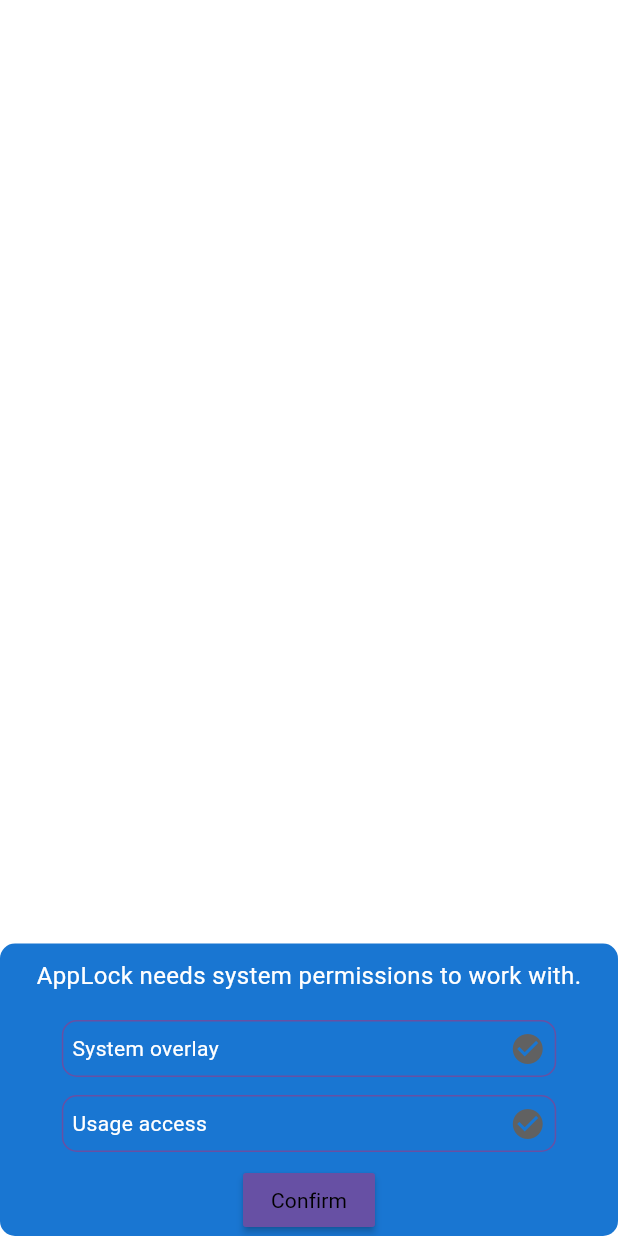
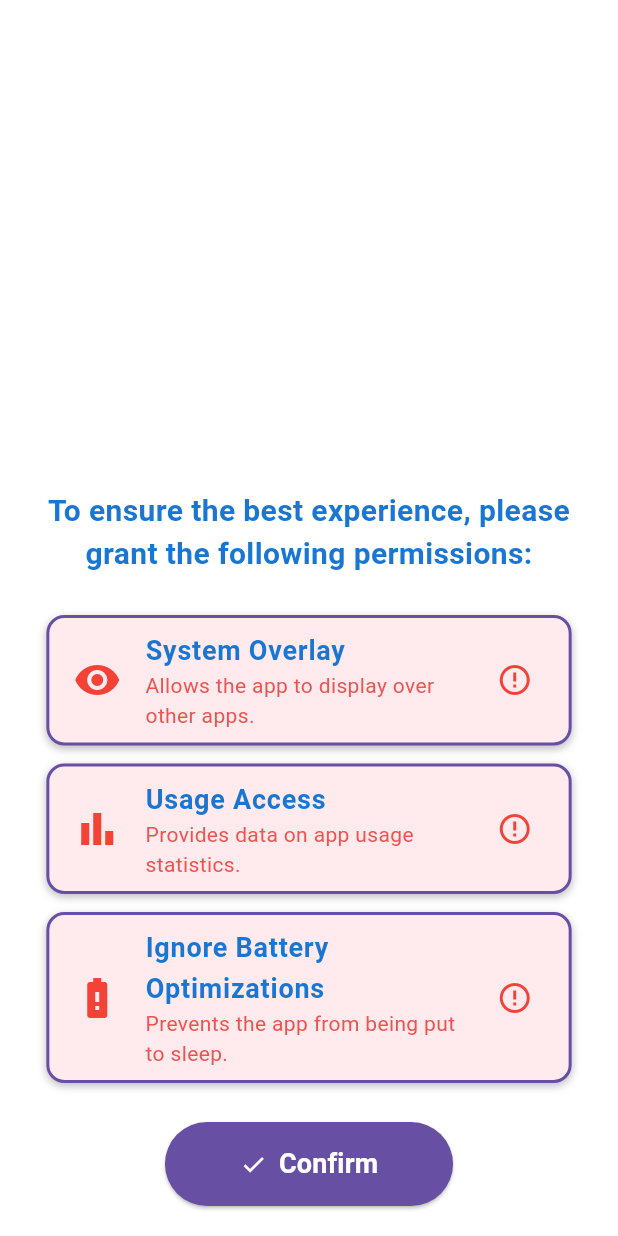
Before and after one commit to prayashjungkhadka2005/app-lock, a Flutter app: the AskPermissionBottomSheet screen opened directly, after a tap on "Confirm", on a phone screen of 412 x 824 dp. Run offline on Flutter 3.47's test engine with Material 3 defaults, Android fonts, the phone set to English and light mode, and no system bars; our stand-ins replace country_picker, email_validator, flutter_otp_text_field, flutter_svg, flutter_switch, fluttertoast and 4 more; missing offline and left inert: device_apps, usage_stats; accounts and stored records are empty; project files that could hold a hidden picture were left out.

Commit message:
improved the permissions dialog

```diff
--- a/lib/controllers/apps_controller.dart
+++ b/lib/controllers/apps_controller.dart
@@ -4,7 +4,7 @@
 import 'package:bbl_security/services/constants.dart';
 import 'package:device_apps/device_apps.dart';
 import 'package:flutter/material.dart';
-import 'package:fluttertoast/fluttertoast.dart'; // Allows showing toast messages for user feedback
+import 'package:fluttertoast/fluttertoast.dart';
 import 'package:get/get.dart';
 import 'package:shared_preferences/shared_preferences.dart';
 import '../models/bbl_model.dart';
@@ -16,17 +16,12 @@
   int? selectQuestion;
   TextEditingController typeAnswer = TextEditingController();
   TextEditingController checkAnswer = TextEditingController();
-  List<Application> unLockList =
-      []; // list of installed applications that are not locked
-  List<BBLDataModel> lockList = []; // list of locked applications
-  List<String> selectLockList =
-      []; //list of app names currently selected for locking
-  bool addToAppsLoading =
-      false; // Indicates if an app is being added to or removed from the lock list
+  List<Application> unLockList = [];
+  List<BBLDataModel> lockList = [];
+  List<String> selectLockList = [];
+  bool addToAppsLoading = false;
 
-  List<String> excludedApps = [
-    "com.android.settings"
-  ]; //Apps that are excluded from being unlocked
+  List<String> excludedApps = ["com.android.settings"];
 
   int appSearchUpdate = 1;
   int addRemoveToUnlockUpdate = 2;
@@ -48,13 +43,9 @@
     return prefs.getBool("Splash");
   }
 
-  getSplash() async {
+  Future<bool> getSplash() async {
     final prefs = await SharedPreferences.getInstance();
-    if ((prefs.getBool("Splash")) != null) {
-      return true;
-    } else {
-      return false;
-    }
+    return prefs.getBool("Splash") ?? false;
   }
 
   excludeApps() {
@@ -63,17 +54,21 @@
     }
   }
 
-  getAppsData() async {
+  Future<void> getAppsData() async {
+    try {
       unLockList = await DeviceApps.getInstalledApplications(
         includeAppIcons: true,
         includeSystemApps: true,
         onlyAppsWithLaunchIntent: true,
       );
       excludeApps();
+    } catch (e) {
+      log("Error fetching apps: $e", name: "getAppsData");
+    }
     update();
   }
 
-  addRemoveFromLockedApps(BBLData app) {
+  Future<void> addRemoveFromLockedApps(BBLData app) async {
     addToAppsLoading = true;
     update();
     try {
@@ -107,16 +102,18 @@
         }
       }
     } catch (e) {
-      log("-------$e", name: "addRemoveFromLockedAppsFromSearch");
+      log("Error in addRemoveFromLockedApps: $e",
+          name: "addRemoveFromLockedApps");
     }
     addToAppsLoading = false;
     update();
     displayLatestLockedApps();
   }
 
-  addToLockedApps(Application app, context) async {
+  Future<void> addToLockedApps(Application app, BuildContext context) async {
     addToAppsLoading = true;
     update([addRemoveToUnlockUpdate]);
+
     try {
       if (!selectLockList.contains(app.appName)) {
         if (lockList.length < 16) {
@@ -138,8 +135,6 @@
               ),
             ),
           );
-          log("ADD: $selectLockList",
-              name: "addToLockedApps"); // Ensure this line is executed
           Get.find<MethodChannelController>().addToLockedAppsMethod();
         } else {
           Fluttertoast.showToast(
@@ -147,68 +142,69 @@
         }
       }
     } catch (e) {
-      log("-------$e", name: "addToLockedApps");
-    }
+      log("Error in addToLockedApps: $e", name: "addToLockedApps");
+    } finally {
       await prefs.setString(
           AppConstants.lockedApps, bblDataModelToJson(lockList));
       addToAppsLoading = false;
       update([addRemoveToUnlockUpdate]);
     }
+  }
 
-  removeFromLockedApps(Application app, context) async {
+  Future<void> removeFromLockedApps(
+      Application app, BuildContext context) async {
     addToAppsLoading = true;
     update([addRemoveToUnlockUpdate]);
+
     try {
       if (selectLockList.contains(app.appName)) {
         selectLockList.remove(app.appName);
         lockList.removeWhere((em) => em.application!.appName == app.appName);
-        log("REMOVE: $selectLockList",
-            name: "removeFromLockedApps"); // Ensure this line is executed
       }
     } catch (e) {
-      log("-------$e", name: "removeFromLockedApps");
-    }
+      log("Error in removeFromLockedApps: $e", name: "removeFromLockedApps");
+    } finally {
       await prefs.setString(
           AppConstants.lockedApps, bblDataModelToJson(lockList));
       addToAppsLoading = false;
       update([addRemoveToUnlockUpdate]);
-    displayLatestLockedApps(); // Display the updated locked apps list
+      displayLatestLockedApps();
+    }
   }
 
-  getLockedApps() {
+  Future<void> getLockedApps() async {
     try {
       lockList =
           bblDataModelFromJson(prefs.getString(AppConstants.lockedApps) ?? '');
       selectLockList.clear();
-      log('${lockList.length}', name: "STORED LIST");
       for (var e in lockList) {
         selectLockList.add(e.application!.appName);
       }
-      log('${lockList.length}-$selectLockList', name: "Locked Apps");
     } catch (e) {
-      log("-------$e", name: "getLockedApps");
+      log("Error in getLockedApps: $e", name: "getLockedApps");
     }
 
     update();
   }
 
   Uint8List getAppIcon(String appName) {
-    return (unLockList[unLockList.indexWhere((element) {
+    int index = unLockList.indexWhere((element) {
       return appName == element.appName;
-    })] as ApplicationWithIcon)
-        .icon;
+    });
+
+    if (index != -1 && unLockList[index] is ApplicationWithIcon) {
+      return (unLockList[index] as ApplicationWithIcon).icon;
+    } else {
+      return Uint8List(0);
+    }
   }
 
   void displayLatestLockedApps() {
-    // Function to log and potentially display the current locked apps list
     log("Latest Locked Apps: ${lockList.map((e) => e.application!.appName).toList()}",
         name: "displayLatestLockedApps");
 
-    // Optionally show a toast or update UI if needed
     Fluttertoast.showToast(
         msg: "Updated Locked Apps: ${lockList.length} apps",
         toastLength: Toast.LENGTH_SHORT);
-
-    // Additional logic to update any relevant UI or components
   }
 }
--- a/lib/home.dart
+++ b/lib/home.dart
@@ -5,7 +5,6 @@
 import 'package:bbl_security/widgets/permission_dialog.dart';
 import 'package:flutter/material.dart';
 import 'package:get/get.dart';
-import 'package:permission_handler/permission_handler.dart';
 
 class HomePage extends StatefulWidget {
   const HomePage({Key? key}) : super(key: key);
@@ -30,8 +29,8 @@
     WidgetsBinding.instance.addPostFrameCallback((timeStamp) async {
       await Get.find<AppsController>().getAppsData();
       await Get.find<AppsController>().getLockedApps();
-      await Get.find<PermissionController>()
-          .getPermission(Permission.ignoreBatteryOptimizations);
+
+      // Now, move the battery optimization permission request to the permission dialog instead of requesting it here.
       await getPermissions();
       Get.find<MethodChannelController>().addToLockedAppsMethod();
 
--- a/lib/main.dart
+++ b/lib/main.dart
@@ -1,3 +1,4 @@
+import 'package:bbl_security/AppsScreen.dart';
 import 'package:flutter/material.dart';
 import 'package:get/get.dart';
 import 'auth_screen.dart';
--- a/lib/widgets/permission_dialog.dart
+++ b/lib/widgets/permission_dialog.dart
@@ -1,12 +1,11 @@
 import 'package:flutter/material.dart';
 import 'package:fluttertoast/fluttertoast.dart';
 import 'package:get/state_manager.dart';
+import 'package:permission_handler/permission_handler.dart';
 import 'package:bbl_security/controllers/method_channel_controller.dart';
 
-import '../services/constants.dart';
-
-askPermissionBottomSheet(context) {
-  return showModalBottomSheet(
+void askPermissionBottomSheet(BuildContext context) {
+  showModalBottomSheet(
     barrierColor: Colors.black.withOpacity(0.8),
     context: context,
     isDismissible: false,
@@ -22,48 +21,88 @@
 class AskPermissionBottomSheet extends StatelessWidget {
   const AskPermissionBottomSheet({Key? key}) : super(key: key);
 
-  Widget permissionWidget(context, name, bool permission) {
+  Widget permissionWidget(BuildContext context, String name, bool permission,
+      IconData icon, String description, VoidCallback onTap) {
     return Padding(
       padding: const EdgeInsets.symmetric(
         vertical: 6,
         horizontal: 6,
       ),
+      child: GestureDetector(
+        onTap: permission ? null : onTap,
         child: Container(
-        width: MediaQuery.of(context).size.width * 0.8,
+          width: MediaQuery.of(context).size.width * 0.85,
           decoration: BoxDecoration(
-          borderRadius: BorderRadius.circular(10),
+            color: permission ? Colors.green[50] : Colors.red[50],
+            borderRadius: BorderRadius.circular(12),
             border: Border.all(
-            color: Theme.of(context).primaryColor,
+              color: permission ? Colors.green : Theme.of(context).primaryColor,
+              width: 2,
+            ),
+            boxShadow: [
+              BoxShadow(
+                color: Colors.black26,
+                offset: Offset(0, 2),
+                blurRadius: 4,
+              ),
+            ],
+          ),
+          child: ListTile(
+            leading: Icon(icon,
+                color: permission ? Colors.green : Colors.red, size: 32),
+            title: Text(
+              name,
+              style: TextStyle(
+                color: permission
+                    ? Colors.green[800]
+                    : Theme.of(context).primaryColorDark,
+                fontWeight: FontWeight.bold,
+                fontSize: 18,
               ),
             ),
-        child: Padding(
-          padding: const EdgeInsets.symmetric(
-            horizontal: 6,
-            vertical: 6,
-          ),
-          child: Row(
-            crossAxisAlignment: CrossAxisAlignment.center,
-            children: [
-              Text(
-                "$name",
+            subtitle: Text(
+              description,
               style: TextStyle(
-                  color: Colors.white,
-                  fontWeight: FontWeight.w400,
+                color: permission ? Colors.green[600] : Colors.red[400],
                 fontSize: 14,
               ),
             ),
-              const Spacer(),
-              Icon(
-                Icons.check_circle,
-                color: !permission
-                    ? Colors.grey[700]
-                    : Theme.of(context).primaryColor,
-              ),
-            ],
+            trailing: Icon(
+                permission ? Icons.check_circle : Icons.error_outline,
+                color: permission ? Colors.green : Colors.red,
+                size: 24),
           ),
         ),
       ),
     );
+  }
+
+  Future<void> checkPermissions(MethodChannelController state) async {
+    await state.checkOverlayPermission();
+    await state.checkUsageStatePermission();
+    await state.checkBatteryOptimizationPermission();
+  }
+
+  Future<void> confirmPermissions(
+      BuildContext context, MethodChannelController state) async {
+    await checkPermissions(state);
+
+    if (!state.isOverlayPermissionGiven ||
+        !state.isUsageStatPermissionGiven ||
+        !state.isBatteryOptimizationIgnored) {
+      Fluttertoast.showToast(
+        msg: "Please grant all required permissions.",
+        backgroundColor: Colors.red,
+        textColor: Colors.white,
+      );
+    } else {
+      Navigator.pop(context);
+      Fluttertoast.showToast(
+        msg: "All permissions granted.",
+        backgroundColor: Colors.green,
+        textColor: Colors.white,
+      );
+    }
   }
 
   @override
@@ -80,8 +119,11 @@
           child: Container(
             width: size.width,
             decoration: BoxDecoration(
-              color: Theme.of(context).primaryColorDark,
-              borderRadius: BorderRadius.circular(10.0),
+              color: Colors.white,
+              borderRadius: const BorderRadius.only(
+                topLeft: Radius.circular(20),
+                topRight: Radius.circular(20),
+              ),
             ),
             child: GetBuilder<MethodChannelController>(builder: (state) {
               return SingleChildScrollView(
@@ -89,67 +131,81 @@
                   children: [
                     Padding(
                       padding: const EdgeInsets.symmetric(
-                        horizontal: 10,
-                        vertical: 10,
+                        horizontal: 20,
+                        vertical: 20,
                       ),
                       child: Text(
-                        "AppLock needs system permissions to work with.",
+                        "To ensure the best experience, please grant the following permissions:",
                         textAlign: TextAlign.center,
                         style: TextStyle(
-                          color: Colors.white,
-                          fontWeight: FontWeight.w400,
-                          fontSize: 16,
+                          color: Theme.of(context).primaryColorDark,
+                          fontWeight: FontWeight.bold,
+                          fontSize: 20,
                         ),
                       ),
                     ),
+                    permissionWidget(
+                      context,
+                      "System Overlay",
+                      state.isOverlayPermissionGiven,
+                      Icons.visibility,
+                      "Allows the app to display over other apps.",
+                      () async {
+                        if (!state.isOverlayPermissionGiven) {
+                          await state.askOverlayPermission();
+                        }
+                      },
+                    ),
+                    permissionWidget(
+                      context,
+                      "Usage Access",
+                      state.isUsageStatPermissionGiven,
+                      Icons.bar_chart,
+                      "Provides data on app usage statistics.",
+                      () async {
+                        if (!state.isUsageStatPermissionGiven) {
+                          await state.askUsageStatsPermission();
+                        }
+                      },
+                    ),
+                    permissionWidget(
+                      context,
+                      "Ignore Battery Optimizations",
+                      state.isBatteryOptimizationIgnored,
+                      Icons.battery_alert,
+                      "Prevents the app from being put to sleep.",
+                      () async {
+                        if (!state.isBatteryOptimizationIgnored) {
+                          await state.askBatteryOptimizationPermission();
+                        }
+                      },
+                    ),
                     Padding(
-                      padding: const EdgeInsets.symmetric(vertical: 2),
-                      child: Column(
-                        mainAxisAlignment: MainAxisAlignment.spaceEvenly,
-                        children: [
-                          if (!state.isOverlayPermissionGiven)
-                            GestureDetector(
-                              onTap: () {
-                                state.askOverlayPermission();
-                              },
-                              child: permissionWidget(
-                                context,
-                                "System overlay",
-                                state.isOverlayPermissionGiven,
+                      padding: const EdgeInsets.symmetric(
+                        vertical: 20,
+                        horizontal: 20,
+                      ),
+                      child: ElevatedButton.icon(
+                        icon: Icon(Icons.check, color: Colors.white),
+                        label: Text(
+                          "Confirm",
+                          style: TextStyle(
+                            color: Colors.white,
+                            fontWeight: FontWeight.bold,
+                            fontSize: 18,
                           ),
                         ),
-                          if (!state.isUsageStatPermissionGiven)
-                            GestureDetector(
-                              onTap: () {
-                                state.askUsageStatsPermission();
+                        style: ElevatedButton.styleFrom(
+                          backgroundColor: Theme.of(context).primaryColor,
+                          shape: RoundedRectangleBorder(
+                            borderRadius: BorderRadius.circular(30.0),
+                          ),
+                          padding: const EdgeInsets.symmetric(
+                              horizontal: 50, vertical: 15),
+                        ),
+                        onPressed: () async {
+                          await confirmPermissions(context, state);
                         },
-                              child: permissionWidget(
-                                context,
-                                "Usage access",
-                                state.isUsageStatPermissionGiven,
-                              ),
-                            )
-                        ],
-                      ),
-                    ),
-                    MaterialButton(
-                      color: Theme.of(context).primaryColor,
-                      onPressed: () async {
-                        if (await state.checkOverlayPermission() &&
-                            await state.checkUsageStatePermission()) {
-                          Navigator.pop(context);
-                        } else {
-                          Fluttertoast.showToast(
-                              msg: "Required permissions not given!");
-                        }
-                      },
-                      child: Text(
-                        "Confirm",
-                        style: TextStyle(
-                          color: Colors.black,
-                          fontWeight: FontWeight.w400,
-                          fontSize: 14,
-                        ),
                       ),
                     ),
                   ],
```
Also changed, not shown: lib/AppsScreen.dart (+33 -22 lines), lib/controllers/method_channel_controller.dart (+19 -1 lines). Lines whose indentation alone changed are shown as unchanged.
